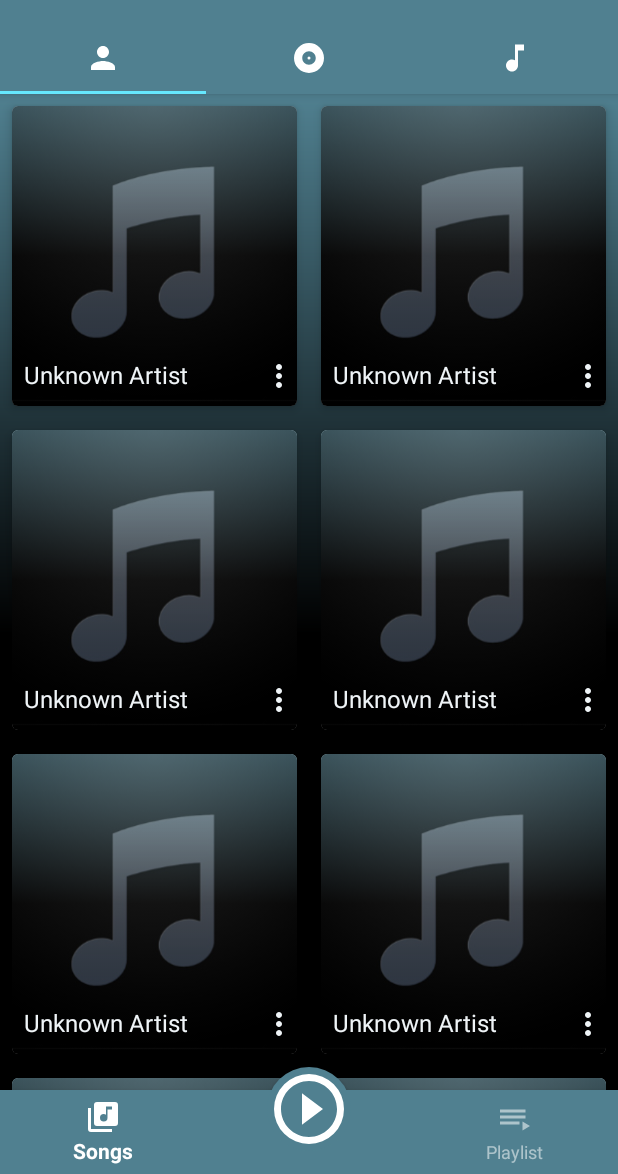
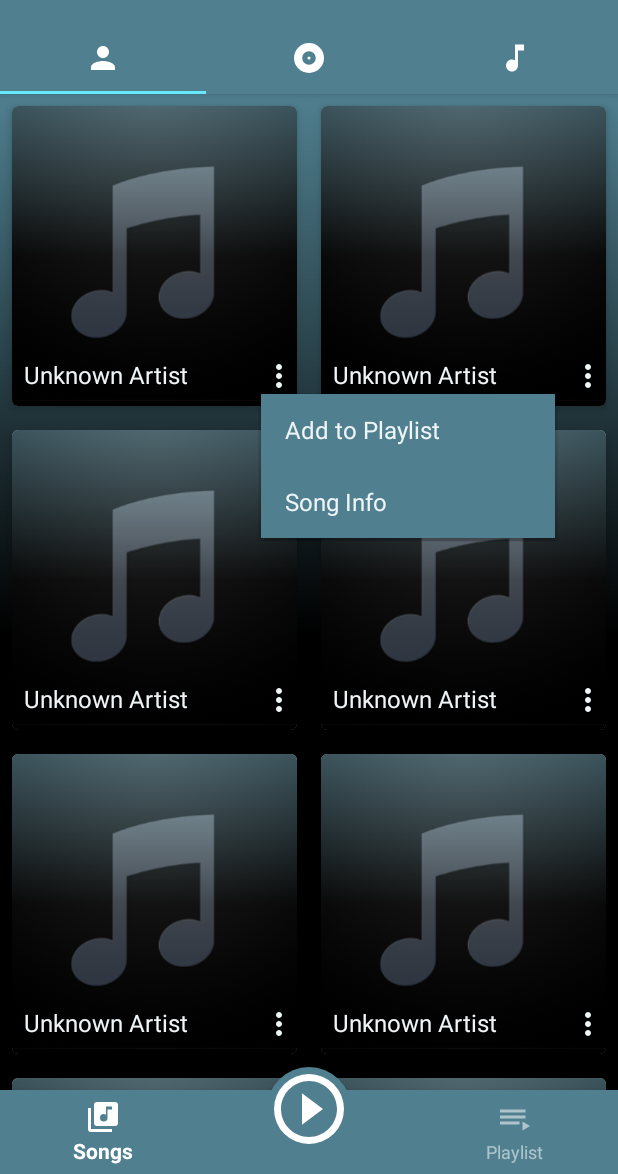
Before and after one commit to Deepamgoel/AmpliFire, an Android app: the screen it shows after launch (MainActivity), after a tap on "more", on a phone screen of 412 x 824 dp, the part 62-1236 px from its top. Run offline under Robolectric (Android 15) with nearby library versions, the phone set to English and light mode, and no system bars; our stand-ins replace ButterKnife.

```diff
--- a/app/src/main/java/com/example/deepamgoel/amplifire/adapters/AlbumAdapter.java
+++ b/app/src/main/java/com/example/deepamgoel/amplifire/adapters/AlbumAdapter.java
@@ -5,8 +5,11 @@ import android.graphics.Bitmap;
 import android.graphics.BitmapFactory;
 import android.support.annotation.NonNull;
 import android.support.v4.content.ContextCompat;
+import android.support.v7.view.ContextThemeWrapper;
+import android.support.v7.widget.PopupMenu;
 import android.support.v7.widget.RecyclerView;
 import android.view.LayoutInflater;
+import android.view.MenuInflater;
 import android.view.View;
 import android.view.ViewGroup;
 import android.widget.ImageButton;
@@ -48,7 +51,7 @@ public class AlbumAdapter extends RecyclerView.Adapter<AlbumAdapter.ViewHolder>
     }
 
     @Override
-    public void onBindViewHolder(@NonNull ViewHolder holder, int position) {
+    public void onBindViewHolder(@NonNull final ViewHolder holder, int position) {
         final Song song = list.get(position);
         holder.album.setText(song.getAlbum());
         if (song.getArt() != null) {
@@ -60,7 +63,11 @@ public class AlbumAdapter extends RecyclerView.Adapter<AlbumAdapter.ViewHolder>
         holder.more.setOnClickListener(new View.OnClickListener() {
             @Override
             public void onClick(View v) {
-
+                Context wrapper = new ContextThemeWrapper(v.getContext(), R.style.PopUpTheme);
+                PopupMenu popupMenu = new PopupMenu(wrapper, holder.more);
+                MenuInflater menuInflater = popupMenu.getMenuInflater();
+                menuInflater.inflate(R.menu.now_playing_menu, popupMenu.getMenu());
+                popupMenu.show();
             }
         });
     }
--- a/app/src/main/java/com/example/deepamgoel/amplifire/adapters/ArtistAdapter.java
+++ b/app/src/main/java/com/example/deepamgoel/amplifire/adapters/ArtistAdapter.java
@@ -5,8 +5,11 @@ import android.graphics.Bitmap;
 import android.graphics.BitmapFactory;
 import android.support.annotation.NonNull;
 import android.support.v4.content.ContextCompat;
+import android.support.v7.view.ContextThemeWrapper;
+import android.support.v7.widget.PopupMenu;
 import android.support.v7.widget.RecyclerView;
 import android.view.LayoutInflater;
+import android.view.MenuInflater;
 import android.view.View;
 import android.view.ViewGroup;
 import android.widget.ImageButton;
@@ -48,7 +51,7 @@ public class ArtistAdapter extends RecyclerView.Adapter<ArtistAdapter.ViewHolder
     }
 
     @Override
-    public void onBindViewHolder(@NonNull ViewHolder holder, int position) {
+    public void onBindViewHolder(@NonNull final ViewHolder holder, int position) {
         final Song song = list.get(position);
         holder.artist.setText(song.getArtist());
         if (song.getArt() != null) {
@@ -60,7 +63,11 @@ public class ArtistAdapter extends RecyclerView.Adapter<ArtistAdapter.ViewHolder
         holder.more.setOnClickListener(new View.OnClickListener() {
             @Override
             public void onClick(View v) {
-
+                Context wrapper = new ContextThemeWrapper(v.getContext(), R.style.PopUpTheme);
+                PopupMenu popupMenu = new PopupMenu(wrapper, holder.more);
+                MenuInflater menuInflater = popupMenu.getMenuInflater();
+                menuInflater.inflate(R.menu.now_playing_menu, popupMenu.getMenu());
+                popupMenu.show();
             }
         });
     }
--- /dev/null
+++ b/app/src/main/res/menu/now_playing_menu.xml
@@ -0,0 +1,15 @@
+<?xml version="1.0" encoding="utf-8"?>
+<menu xmlns:android="http://schemas.android.com/apk/res/android">
+
+    <item
+        android:id="@+id/add_to_playlist"
+        android:icon="@drawable/playlist_play"
+        android:title="@string/add_to_playlist" />
+
+    <item
+        android:id="@+id/song_info"
+        android:icon="@drawable/information_outline"
+        android:iconTint="@color/AliceBlue"
+        android:title="@string/song_info" />
+
+</menu>
--- a/app/src/main/res/values-v21/styles.xml
+++ b/app/src/main/res/values-v21/styles.xml
@@ -22,4 +22,9 @@
         <item name="android:windowSharedElementEnterTransition">@android:transition/move</item>
         <item name="android:windowSharedElementExitTransition">@android:transition/move</item>
     </style>
+
+    <style name="PopUpTheme" parent="Widget.AppCompat.PopupMenu">
+        <item name="android:textColor">@color/AliceBlue</item>
+        <item name="android:itemBackground">@color/DarkTeal</item>
+    </style>
 </resources>
--- a/app/src/main/res/values/strings.xml
+++ b/app/src/main/res/values/strings.xml
@@ -22,4 +22,6 @@
     <string name="hello_blank_fragment">Hello blank fragment</string>
     <string name="like">like</string>
     <string name="more">more</string>
+    <string name="add_to_playlist">Add to Playlist</string>
+    <string name="song_info">Song Info</string>
 </resources>
```
Also changed, not shown: app/src/main/java/com/example/deepamgoel/amplifire/activities/NowPlayingActivity.java (+12 -7 lines), app/src/main/java/com/example/deepamgoel/amplifire/adapters/SongsAdapter.java (+8 -2 lines).
